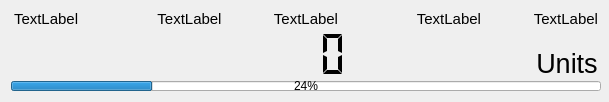
Before: the Qt Designer form LEO_sniffy/GUI/widgetdisplay.ui in jirik09/Sniffy, drawn with Qt 5.
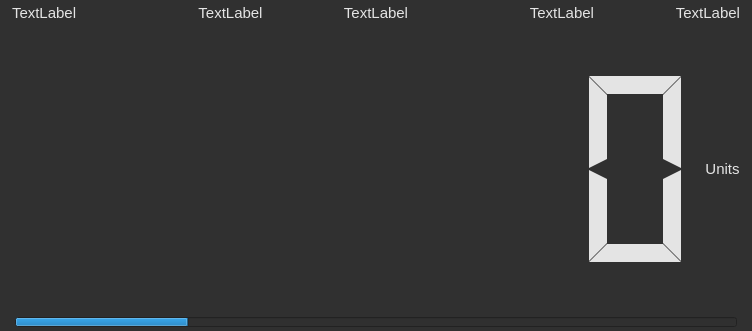
After: the same form once the commit is applied.

Commit message: Display Widget small edits

What changed in the file:
```diff
--- a/LEO_sniffy/GUI/widgetdisplay.ui
+++ b/LEO_sniffy/GUI/widgetdisplay.ui
@@ -6,34 +6,39 @@
    <rect>
     <x>0</x>
     <y>0</y>
-    <width>609</width>
-    <height>102</height>
+    <width>752</width>
+    <height>331</height>
    </rect>
   </property>
   <property name="sizePolicy">
    <sizepolicy hsizetype="Expanding" vsizetype="Expanding">
-    <horstretch>255</horstretch>
-    <verstretch>255</verstretch>
+    <horstretch>0</horstretch>
+    <verstretch>0</verstretch>
    </sizepolicy>
   </property>
   <property name="windowTitle">
    <string>Form</string>
   </property>
   <property name="styleSheet">
-   <string notr="true"/>
+   <string notr="true">QObject{
+background-color: rgb(48, 48, 48);
+color: rgb(228, 228, 228);}</string>
   </property>
   <layout class="QHBoxLayout" name="horizontalLayout_3">
+   <property name="spacing">
+    <number>0</number>
+   </property>
    <property name="leftMargin">
     <number>6</number>
    </property>
    <property name="topMargin">
-    <number>6</number>
+    <number>0</number>
    </property>
    <property name="rightMargin">
     <number>6</number>
    </property>
    <property name="bottomMargin">
-    <number>6</number>
+    <number>0</number>
    </property>
    <item>
     <widget class="QWidget" name="horizontalWidget" native="true">
@@ -46,18 +51,21 @@
        <verstretch>0</verstretch>
       </sizepolicy>
      </property>
+     <property name="styleSheet">
+      <string notr="true"/>
+     </property>
      <layout class="QHBoxLayout" name="horizontalLayout">
       <property name="spacing">
-       <number>4</number>
+       <number>0</number>
       </property>
       <property name="leftMargin">
-       <number>2</number>
+       <number>0</number>
       </property>
       <property name="topMargin">
-       <number>4</number>
+       <number>0</number>
       </property>
       <property name="rightMargin">
-       <number>2</number>
+       <number>0</number>
       </property>
       <property name="bottomMargin">
        <number>0</number>
@@ -75,13 +83,13 @@
         </property>
         <layout class="QVBoxLayout" name="verticalLayout">
          <property name="spacing">
-          <number>2</number>
+          <number>0</number>
          </property>
          <property name="sizeConstraint">
           <enum>QLayout::SetDefaultConstraint</enum>
          </property>
          <property name="leftMargin">
-          <number>3</number>
+          <number>0</number>
          </property>
          <property name="topMargin">
           <number>0</number>
@@ -90,7 +98,7 @@
           <number>0</number>
          </property>
          <property name="bottomMargin">
-          <number>5</number>
+          <number>0</number>
          </property>
          <item>
           <widget class="QWidget" name="horizontalWidget_labelArea" native="true">
@@ -100,18 +108,24 @@
              <verstretch>0</verstretch>
             </sizepolicy>
            </property>
+           <property name="autoFillBackground">
+            <bool>false</bool>
+           </property>
+           <property name="styleSheet">
+            <string notr="true"/>
+           </property>
            <layout class="QHBoxLayout" name="horizontalLayout_2">
             <property name="spacing">
              <number>0</number>
             </property>
             <property name="leftMargin">
-             <number>3</number>
+             <number>6</number>
             </property>
             <property name="topMargin">
-             <number>0</number>
+             <number>4</number>
             </property>
             <property name="rightMargin">
-             <number>3</number>
+             <number>6</number>
             </property>
             <property name="bottomMargin">
              <number>0</number>
@@ -127,6 +141,8 @@
               <property name="font">
                <font>
                 <pointsize>11</pointsize>
+                <weight>50</weight>
+                <bold>false</bold>
                </font>
               </property>
               <property name="text">
@@ -249,16 +265,16 @@
            </property>
            <layout class="QHBoxLayout" name="horizontalLayout_5">
             <property name="spacing">
-             <number>3</number>
+             <number>0</number>
             </property>
             <property name="leftMargin">
-             <number>3</number>
+             <number>6</number>
             </property>
             <property name="topMargin">
              <number>0</number>
             </property>
             <property name="rightMargin">
-             <number>3</number>
+             <number>6</number>
             </property>
             <property name="bottomMargin">
              <number>0</number>
@@ -266,7 +282,7 @@
             <item>
              <widget class="QLCDNumber" name="lcdNumber">
               <property name="sizePolicy">
-               <sizepolicy hsizetype="Preferred" vsizetype="Preferred">
+               <sizepolicy hsizetype="Expanding" vsizetype="Expanding">
                 <horstretch>0</horstretch>
                 <verstretch>0</verstretch>
                </sizepolicy>
@@ -274,12 +290,30 @@
               <property name="frameShape">
                <enum>QFrame::NoFrame</enum>
               </property>
+              <property name="frameShadow">
+               <enum>QFrame::Raised</enum>
+              </property>
+              <property name="lineWidth">
+               <number>1</number>
+              </property>
+              <property name="midLineWidth">
+               <number>0</number>
+              </property>
+              <property name="smallDecimalPoint">
+               <bool>false</bool>
+              </property>
               <property name="digitCount">
                <number>6</number>
               </property>
+              <property name="mode">
+               <enum>QLCDNumber::Dec</enum>
+              </property>
               <property name="segmentStyle">
                <enum>QLCDNumber::Flat</enum>
               </property>
+              <property name="intValue" stdset="0">
+               <number>0</number>
+              </property>
              </widget>
             </item>
             <item>
@@ -288,7 +322,7 @@
                <bool>true</bool>
               </property>
               <property name="sizePolicy">
-               <sizepolicy hsizetype="Fixed" vsizetype="Expanding">
+               <sizepolicy hsizetype="Preferred" vsizetype="Preferred">
                 <horstretch>0</horstretch>
                 <verstretch>0</verstretch>
                </sizepolicy>
@@ -301,14 +335,19 @@
               </property>
               <property name="font">
                <font>
-                <pointsize>20</pointsize>
+                <family>MS Shell Dlg 2</family>
+                <pointsize>11</pointsize>
+                <weight>50</weight>
+                <italic>false</italic>
+                <bold>false</bold>
+                <kerning>true</kerning>
                </font>
               </property>
               <property name="frameShape">
                <enum>QFrame::NoFrame</enum>
               </property>
               <property name="frameShadow">
-               <enum>QFrame::Plain</enum>
+               <enum>QFrame::Raised</enum>
               </property>
               <property name="lineWidth">
                <number>1</number>
@@ -317,7 +356,7 @@
                <string>Units</string>
               </property>
               <property name="alignment">
-               <set>Qt::AlignBottom|Qt::AlignHCenter</set>
+               <set>Qt::AlignCenter</set>
               </property>
               <property name="wordWrap">
                <bool>false</bool>
@@ -328,6 +367,24 @@
           </widget>
          </item>
          <item>
+          <widget class="QWidget" name="horizontalWidget_bar" native="true">
+           <property name="sizePolicy">
+            <sizepolicy hsizetype="Expanding" vsizetype="Fixed">
+             <horstretch>0</horstretch>
+             <verstretch>0</verstretch>
+            </sizepolicy>
+           </property>
+           <layout class="QHBoxLayout" name="horizontalLayout_4">
+            <property name="spacing">
+             <number>0</number>
+            </property>
+            <property name="topMargin">
+             <number>1</number>
+            </property>
+            <property name="bottomMargin">
+             <number>4</number>
+            </property>
+            <item>
           <widget class="QProgressBar" name="progressBar">
            <property name="sizePolicy">
             <sizepolicy hsizetype="Expanding" vsizetype="Fixed">
@@ -355,6 +412,18 @@
            <property name="value">
             <number>24</number>
            </property>
+              <property name="textVisible">
+               <bool>false</bool>
+              </property>
+              <property name="invertedAppearance">
+               <bool>false</bool>
+              </property>
+              <property name="textDirection">
+               <enum>QProgressBar::TopToBottom</enum>
+              </property>
+             </widget>
+            </item>
+           </layout>
           </widget>
          </item>
         </layout>
```
Lines whose indentation alone changed are shown as unchanged. The commit also changes 6 other files.
